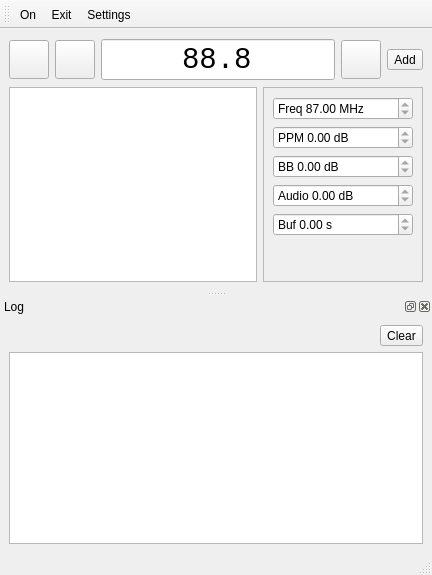
The window that MainWindow.ui (huseyinkozan/softfm-gui) describes before a commit, drawn with Qt 5.
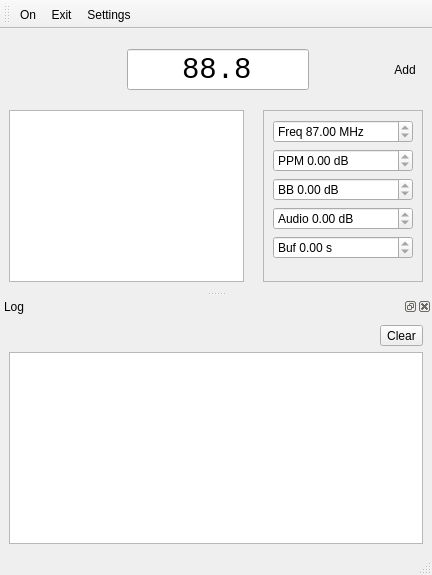
The same window after the commit. Icons and pictures are not drawn.

Commit message: Tidy up freq display layout

Diff of the .ui file:
```diff
--- a/MainWindow.ui
+++ b/MainWindow.ui
@@ -15,6 +15,12 @@
   </property>
   <widget class="QWidget" name="centralwidget">
    <layout class="QVBoxLayout" name="verticalLayout_2">
+    <property name="spacing">
+     <number>19</number>
+    </property>
+    <property name="topMargin">
+     <number>19</number>
+    </property>
     <item>
      <layout class="QHBoxLayout" name="horizontalLayout">
       <item>
@@ -41,6 +47,9 @@
         <property name="checked">
          <bool>false</bool>
         </property>
+        <property name="autoRaise">
+         <bool>true</bool>
+        </property>
        </widget>
       </item>
       <item>
@@ -61,6 +70,9 @@
           <height>32</height>
          </size>
         </property>
+        <property name="autoRaise">
+         <bool>true</bool>
+        </property>
        </widget>
       </item>
       <item>
@@ -124,6 +136,9 @@
           <height>32</height>
          </size>
         </property>
+        <property name="autoRaise">
+         <bool>true</bool>
+        </property>
        </widget>
       </item>
       <item>
@@ -144,6 +159,9 @@
           <height>32</height>
          </size>
         </property>
+        <property name="autoRaise">
+         <bool>true</bool>
+        </property>
        </widget>
       </item>
      </layout>
@@ -153,7 +171,7 @@
       <item>
        <widget class="QTableWidget" name="tableWidget">
         <property name="alternatingRowColors">
-         <bool>true</bool>
+         <bool>false</bool>
         </property>
         <property name="selectionMode">
          <enum>QAbstractItemView::SingleSelection</enum>
```
